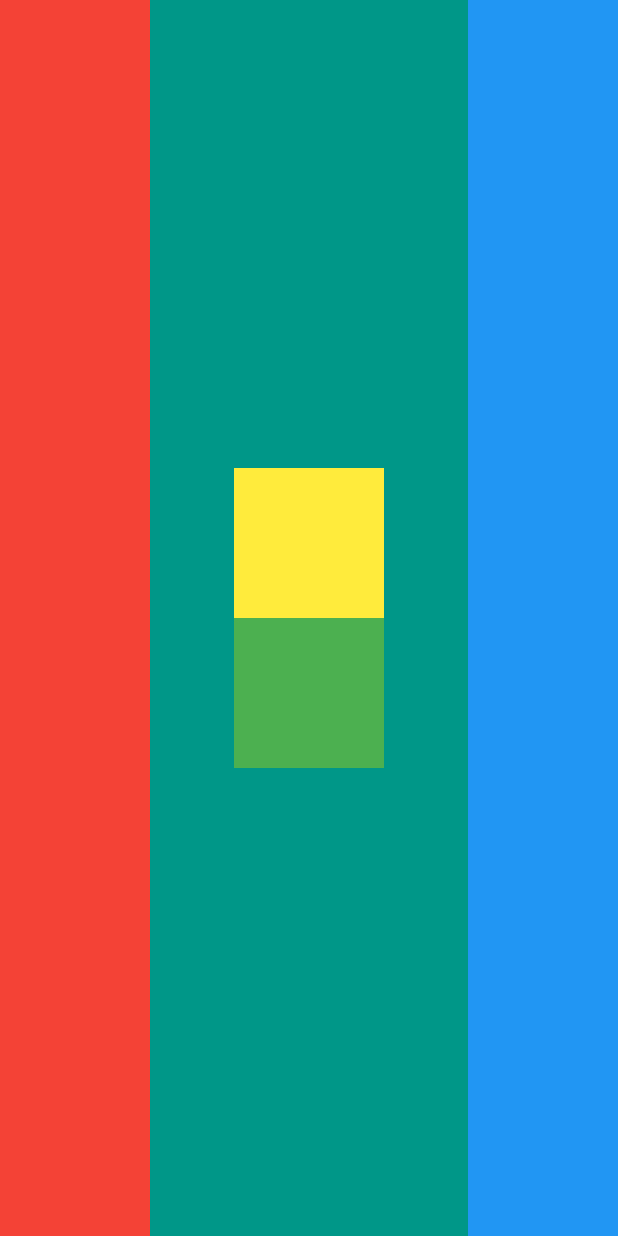
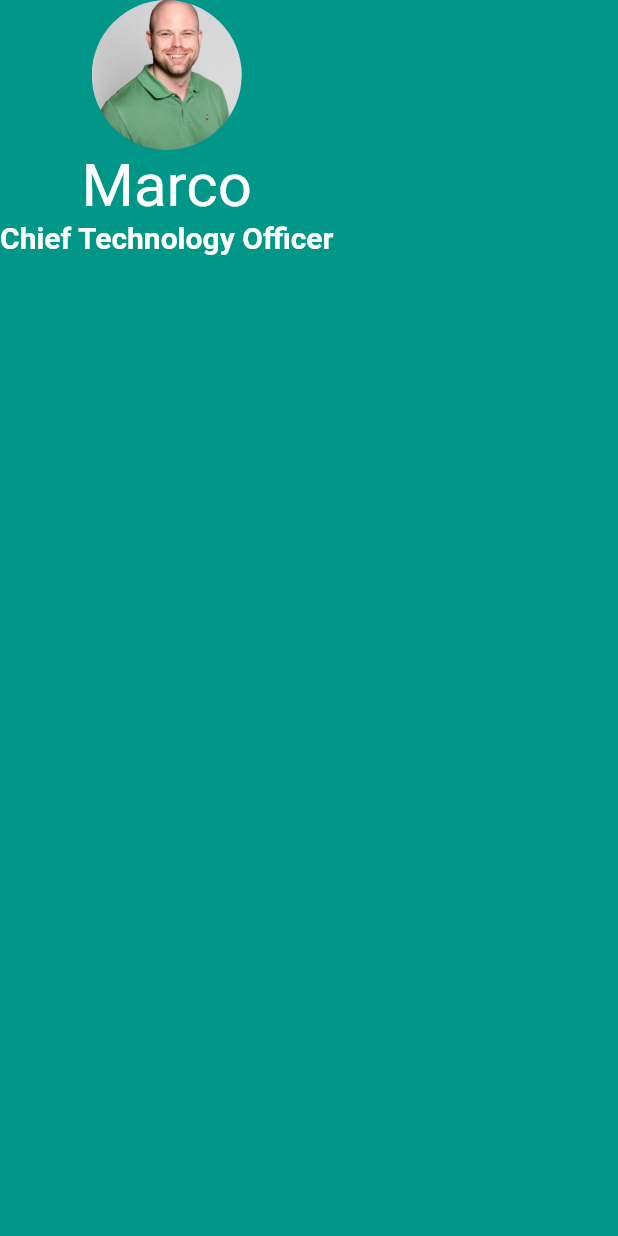
Before and after one commit to marcomeisen/mi_card_flutter, a Flutter app: the screen it shows after launch, on a phone screen of 412 x 824 dp. Run offline on Flutter 3.47's test engine with Material 2 defaults, Android fonts, the phone set to English and light mode, and no system bars; Roboto replaces fonts that are missing (fonts/Blinker-Regular, fonts/RobotoMono).

Commit message:
Continueing MiCard Course

```diff
--- a/lib/main.dart
+++ b/lib/main.dart
@@ -11,35 +11,34 @@ class MyApp extends StatelessWidget {
       home: Scaffold(
         backgroundColor: Colors.teal,
         body: SafeArea(
-          child: Row(
-            mainAxisAlignment: MainAxisAlignment.spaceBetween,
+            child: Column(
               children: <Widget>[
-              Container(
-                width: 100.00,
-                color: Colors.red,
-              ),
-              Column(
-                mainAxisAlignment: MainAxisAlignment.center,
-                children: <Widget>[
-                  Container(
-                    width: 100.00,
-                    height: 100.00,
-                    color: Colors.yellow,
+                CircleAvatar(
+                  radius: 50,
+                  backgroundImage: AssetImage('images/Profil_2.jpg'),
                 ),
                 Container(
-                    width: 100.00,
-                    height: 100.00,
-                    color: Colors.green,
+                    child: Text(
+                      'Marco',
+                      style: TextStyle(
+                        fontFamily: 'fonts/RobotoMono',
+                        fontSize: 40,
+                        color: Colors.white,
                       ),
-                ],
-              ),
+                    )),
                 Container(
-                width: 100.00,
-                color: Colors.blue,
-              ),
-            ],
+                  child: Text(
+                    'Chief Technology Officer',
+                    style: TextStyle(
+                        fontFamily: 'fonts/Blinker-Regular',
+                        fontSize: 20,
+                        color: Colors.white,
+                        fontWeight: FontWeight.bold),
               ),
                 ),
+
+              ],
+            )),
       ),
     );
   }
```
Also changed, not shown: pubspec.yaml (+11 -14 lines), fonts/Blinker-Regular.ttf (added), fonts/RobotoMono-Thin.ttf (added), images/Profil_2.jpg (added), 19 other files. Lines whose indentation alone changed are shown as unchanged.
